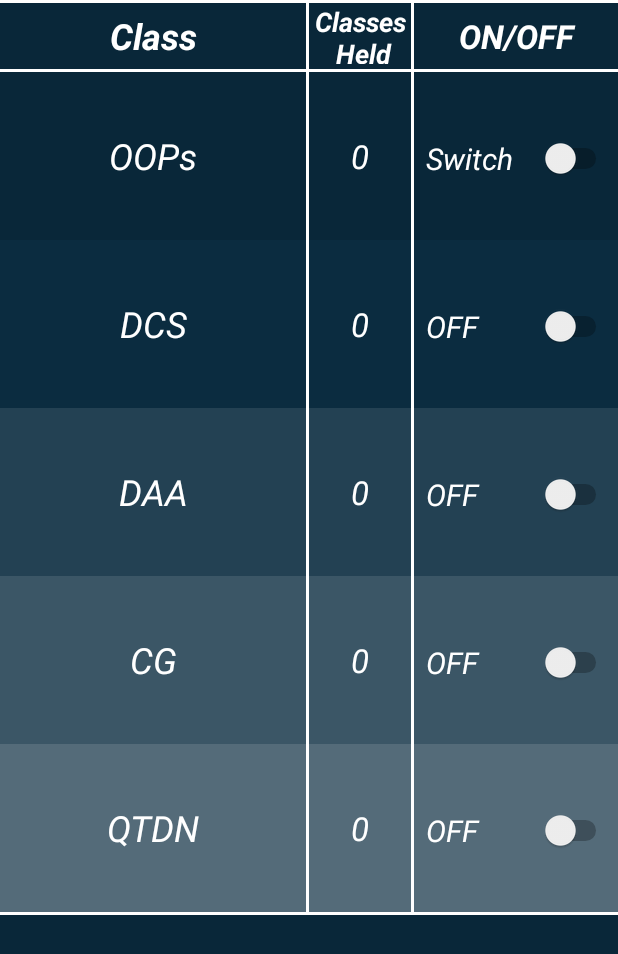
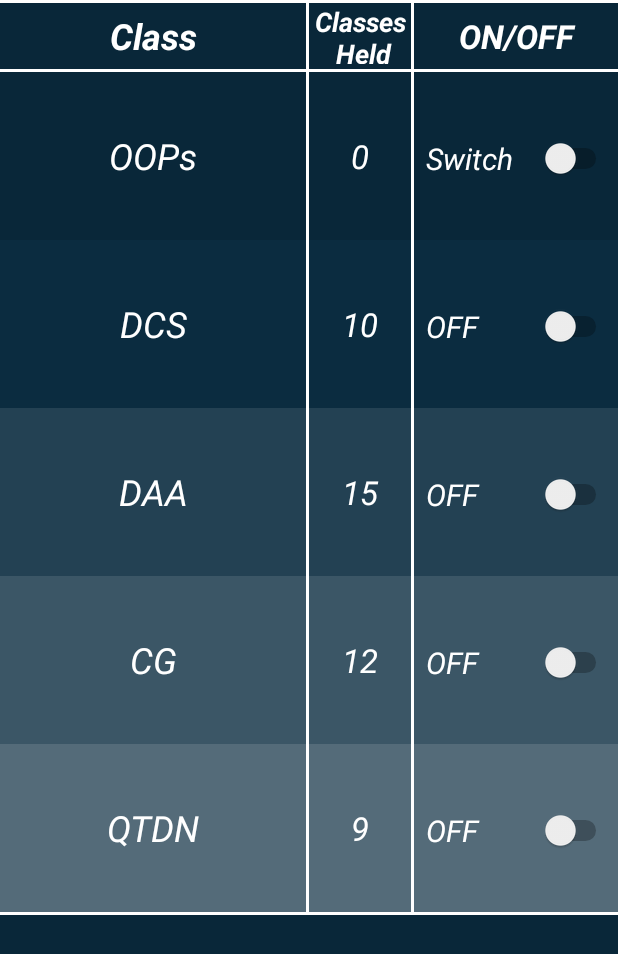
Before and after one commit to nilay1998/Minor-Project, an Android app: the layout activity_classes.xml on its own in the app's theme, with its tools: preview values and no code run, on a phone screen of 412 x 824 dp. Shown: the top 954 px of the screen. Run offline under Robolectric (Android 15) with nearby library versions, the phone set to English and light mode, and no system bars.

Commit message:
ui changes

```diff
--- a/App (Faculty)/app/src/main/res/layout/activity_classes.xml
+++ b/App (Faculty)/app/src/main/res/layout/activity_classes.xml
@@ -130,7 +130,7 @@
             android:background="#FFF" />
         <TextView
             android:layout_weight="1"
-            android:text="0"
+            android:text="10"
             android:layout_width="0dp"
             android:layout_height="match_parent"
             android:textColor="#FFF"
@@ -177,7 +177,7 @@
             android:layout_width="0dp"
             android:layout_height="match_parent"
             android:textColor="#FFF"
-            android:text="0"
+            android:text="15"
             android:textSize="22dp"
             android:textStyle="italic"
             android:gravity="center" />
@@ -221,7 +221,7 @@
             android:layout_width="0dp"
             android:layout_height="match_parent"
             android:textColor="#FFF"
-            android:text="0"
+            android:text="12"
             android:textSize="22dp"
             android:textStyle="italic"
             android:gravity="center" />
@@ -265,7 +265,7 @@
             android:layout_width="0dp"
             android:layout_height="match_parent"
             android:textColor="#FFF"
-            android:text="0"
+            android:text="9"
             android:textSize="22dp"
             android:textStyle="italic"
             android:gravity="center"/>
```
Also changed, not shown: 1 other file.
